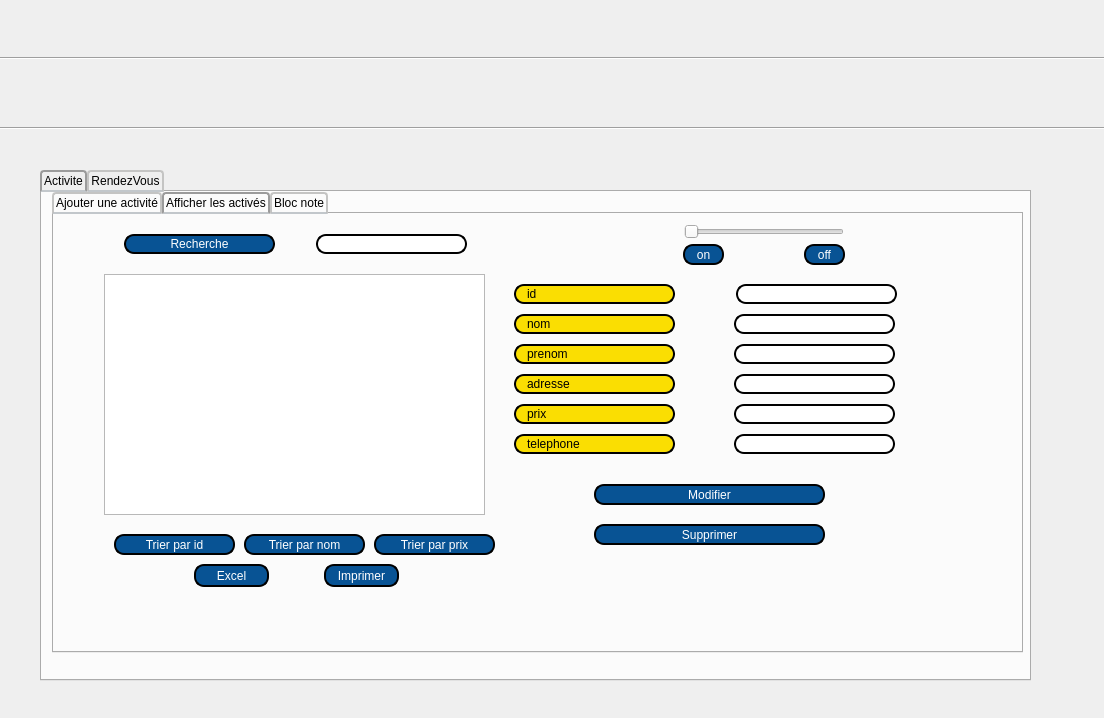
The window that activiteloisirs.ui (yanni2302/smart_parental_monitoring_2A22) describes before a commit, drawn with Qt 5.
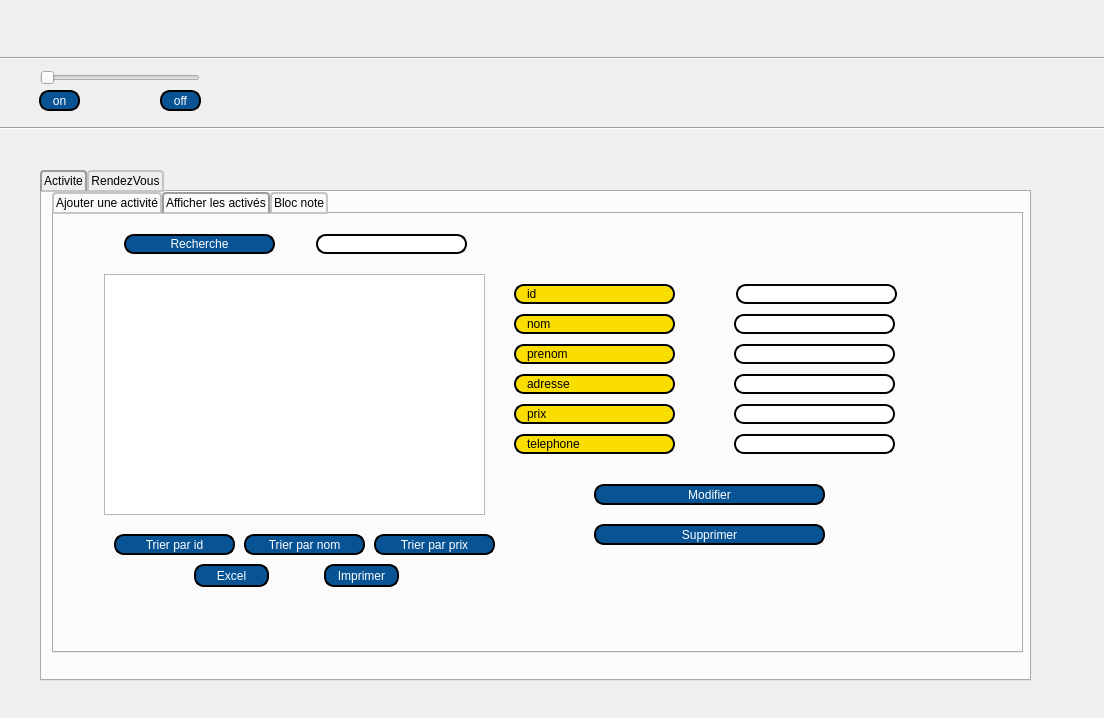
The same window after the commit. The open tabs and pages were chosen to show the change. Icons and pictures are not drawn.

What changed in the file:
```diff
--- a/activiteloisirs.ui
+++ b/activiteloisirs.ui
@@ -860,69 +860,6 @@
         <string>Imprimer</string>
        </property>
       </widget>
-      <widget class="QSlider" name="slidervolume">
-       <property name="geometry">
-        <rect>
-         <x>630</x>
-         <y>10</y>
-         <width>160</width>
-         <height>16</height>
-        </rect>
-       </property>
-       <property name="styleSheet">
-        <string notr="true">border: blue;
-</string>
-       </property>
-       <property name="orientation">
-        <enum>Qt::Horizontal</enum>
-       </property>
-      </widget>
-      <widget class="QPushButton" name="pushButton_5">
-       <property name="geometry">
-        <rect>
-         <x>750</x>
-         <y>30</y>
-         <width>41</width>
-         <height>21</height>
-        </rect>
-       </property>
-       <property name="styleSheet">
-        <string notr="true">border: 2px solid black;
-font: 75 8pt &quot;MS Shell Dlg 2&quot;;
-border-radius: 10px;
-color: rgb(255, 255, 255);
-padding: 0 8px;
-background: #085394;
-font: bold, &quot;Comic Sans MS&quot;;;
-text-align:center;</string>
-       </property>
-       <property name="text">
-        <string>off</string>
-       </property>
-      </widget>
-      <widget class="QPushButton" name="pushButton_4">
-       <property name="geometry">
-        <rect>
-         <x>629</x>
-         <y>30</y>
-         <width>41</width>
-         <height>21</height>
-        </rect>
-       </property>
-       <property name="styleSheet">
-        <string notr="true">border: 2px solid black;
-font: 75 8pt &quot;MS Shell Dlg 2&quot;;
-border-radius: 10px;
-color: rgb(255, 255, 255);
-padding: 0 8px;
-background: #085394;
-font: bold, &quot;Comic Sans MS&quot;;;
-text-align:center;</string>
-       </property>
-       <property name="text">
-        <string>on</string>
-       </property>
-      </widget>
       <widget class="QPushButton" name="tri_id_activite">
        <property name="geometry">
         <rect>
@@ -2306,6 +2243,69 @@
     <string/>
    </property>
   </widget>
+  <widget class="QPushButton" name="pushButton_4">
+   <property name="geometry">
+    <rect>
+     <x>39</x>
+     <y>90</y>
+     <width>41</width>
+     <height>21</height>
+    </rect>
+   </property>
+   <property name="styleSheet">
+    <string notr="true">border: 2px solid black;
+font: 75 8pt &quot;MS Shell Dlg 2&quot;;
+border-radius: 10px;
+color: rgb(255, 255, 255);
+padding: 0 8px;
+background: #085394;
+font: bold, &quot;Comic Sans MS&quot;;;
+text-align:center;</string>
+   </property>
+   <property name="text">
+    <string>on</string>
+   </property>
+  </widget>
+  <widget class="QPushButton" name="pushButton_5">
+   <property name="geometry">
+    <rect>
+     <x>160</x>
+     <y>90</y>
+     <width>41</width>
+     <height>21</height>
+    </rect>
+   </property>
+   <property name="styleSheet">
+    <string notr="true">border: 2px solid black;
+font: 75 8pt &quot;MS Shell Dlg 2&quot;;
+border-radius: 10px;
+color: rgb(255, 255, 255);
+padding: 0 8px;
+background: #085394;
+font: bold, &quot;Comic Sans MS&quot;;;
+text-align:center;</string>
+   </property>
+   <property name="text">
+    <string>off</string>
+   </property>
+  </widget>
+  <widget class="QSlider" name="slidervolume">
+   <property name="geometry">
+    <rect>
+     <x>40</x>
+     <y>70</y>
+     <width>160</width>
+     <height>16</height>
+    </rect>
+   </property>
+   <property name="styleSheet">
+    <string notr="true">border: blue;
+</string>
+   </property>
+   <property name="orientation">
+    <enum>Qt::Horizontal</enum>
+   </property>
+  </widget>
  </widget>
  <resources/>
  <connections/>
```
Left out of the diff: 11 changed lines with no effect on the pictures.
